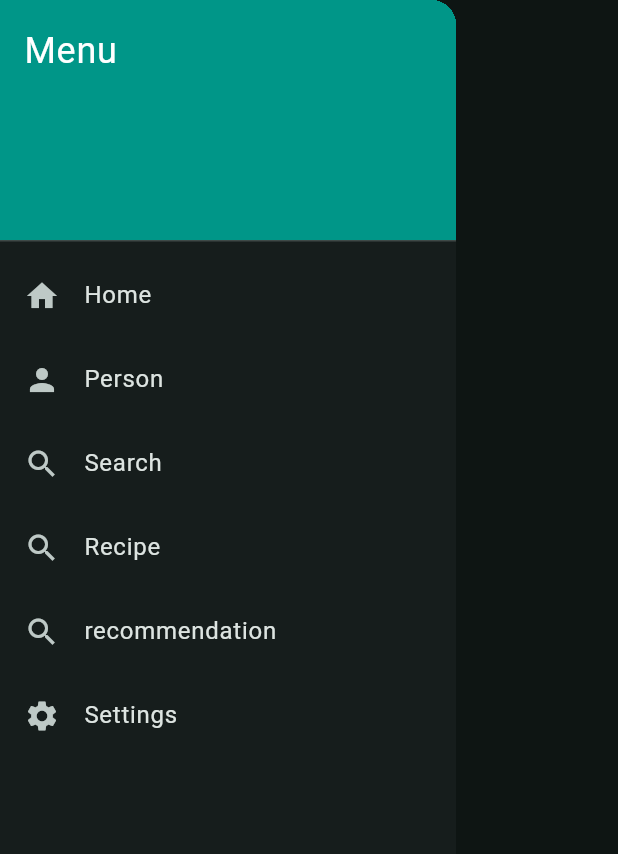
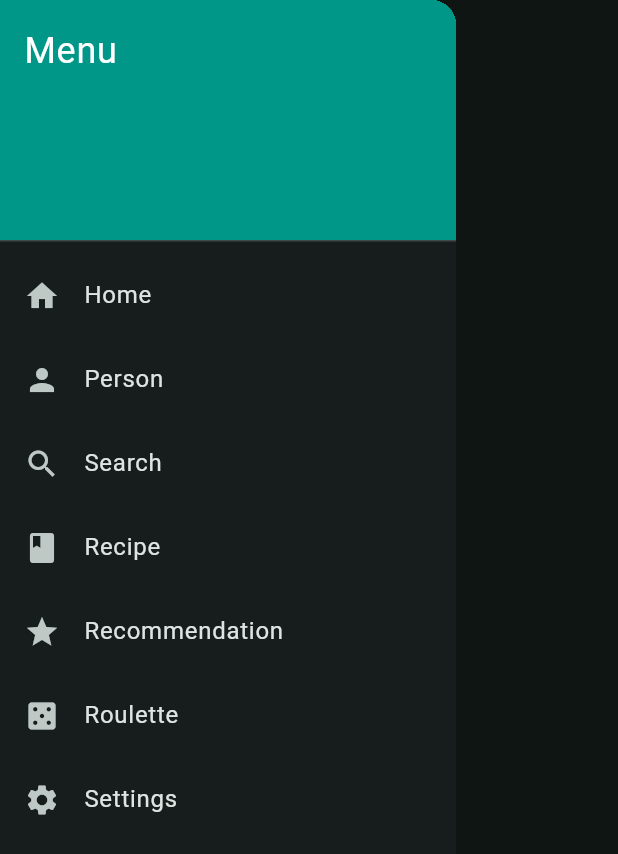
Before and after one commit to lswteen/flutter_application_demo, a Flutter app: the CustomDrawer widget shown alone on an empty page, opened directly, on a phone screen of 412 x 824 dp. Shown: the top 854 px of the screen. Run offline on Flutter 3.47's test engine with Material 3 defaults, Android fonts, the phone set to English and light mode, and no system bars; network calls fail.

Commit message:
[main]
룰렛 기능 추가

```diff
--- a/lib/main.dart
+++ b/lib/main.dart
@@ -9,6 +9,7 @@ import 'ui/search_page.dart';
 import 'ui/recipe_page.dart';
 import 'ui/food_list_page.dart';
 import 'ui/splash_screen.dart';
+import 'ui/roulette_wheel_page.dart'; // 추가된 import
 
 
 void main() {
@@ -46,6 +47,7 @@ class MyApp extends StatelessWidget {
         '/search': (context) => const SearchPage(),
         '/recipe': (context) => const RecipePage(),
         '/recommendation': (context) => const FoodListPage(),
+        '/roulette': (context) => RouletteWheelPage(), // 추가된 라우트
       },
     );
   }
--- a/lib/widgets/custom_drawer.dart
+++ b/lib/widgets/custom_drawer.dart
@@ -2,6 +2,16 @@ import 'package:flutter/material.dart';
 
 class CustomDrawer extends StatelessWidget {
   const CustomDrawer({Key? key}) : super(key: key);
+
+  final List<Map<String, dynamic>> menuItems = const [
+    {'icon': Icons.home, 'title': 'Home', 'route': '/home'},
+    {'icon': Icons.person, 'title': 'Person', 'route': '/person'},
+    {'icon': Icons.search, 'title': 'Search', 'route': '/search'},
+    {'icon': Icons.book, 'title': 'Recipe', 'route': '/recipe'},
+    {'icon': Icons.star, 'title': 'Recommendation', 'route': '/recommendation'},
+    {'icon': Icons.casino, 'title': 'Roulette', 'route': '/roulette'}, // 추가된 항목
+    {'icon': Icons.settings, 'title': 'Settings', 'route': null},
+  ];
 
   @override
   Widget build(BuildContext context) {
@@ -21,63 +31,20 @@ class CustomDrawer extends StatelessWidget {
               ),
             ),
           ),
-          ListTile(
-            leading: const Icon(Icons.home),
-            title: const Text('Home'),
-            onTap: () {
-              Navigator.pop(context);
-              WidgetsBinding.instance.addPostFrameCallback((_) {
-                Navigator.pushNamed(context, '/home');
-              });
-            },
-          ),
-          ListTile(
-            leading: const Icon(Icons.person),
-            title: const Text('Person'),
-            onTap: () {
-              Navigator.pop(context);
-              WidgetsBinding.instance.addPostFrameCallback((_) {
-                Navigator.pushNamed(context, '/person');
-              });
-            },
-          ),
-          ListTile(
-            leading: const Icon(Icons.search),
-            title: const Text('Search'),
-            onTap: () {
-              Navigator.pop(context);
-              WidgetsBinding.instance.addPostFrameCallback((_) {
-                Navigator.pushNamed(context, '/search');
-              });
-            },
-          ),
-          ListTile(
-            leading: const Icon(Icons.search),
-            title: const Text('Recipe'),
-            onTap: () {
-              Navigator.pop(context);
-              WidgetsBinding.instance.addPostFrameCallback((_) {
-                Navigator.pushNamed(context, '/recipe');
-              });
-            },
-          ),
-          ListTile(
-            leading: const Icon(Icons.search),
-            title: const Text('recommendation'),
-            onTap: () {
-              Navigator.pop(context);
-              WidgetsBinding.instance.addPostFrameCallback((_) {
-                Navigator.pushNamed(context, '/recommendation');
-              });
-            },
-          ),
-          ListTile(
-            leading: const Icon(Icons.settings),
-            title: const Text('Settings'),
-            onTap: () {
-              Navigator.pop(context);
-            },
-          ),
+          ...menuItems.map((item) {
+            return ListTile(
+              leading: Icon(item['icon']),
+              title: Text(item['title']),
+              onTap: () {
+                Navigator.pop(context);
+                if (item['route'] != null) {
+                  WidgetsBinding.instance.addPostFrameCallback((_) {
+                    Navigator.pushNamed(context, item['route']);
+                  });
+                }
+              },
+            );
+          }).toList(),
         ],
       ),
     );
```
Also changed, not shown: lib/ui/roulette_wheel_page.dart (added, +108 -0 lines).
